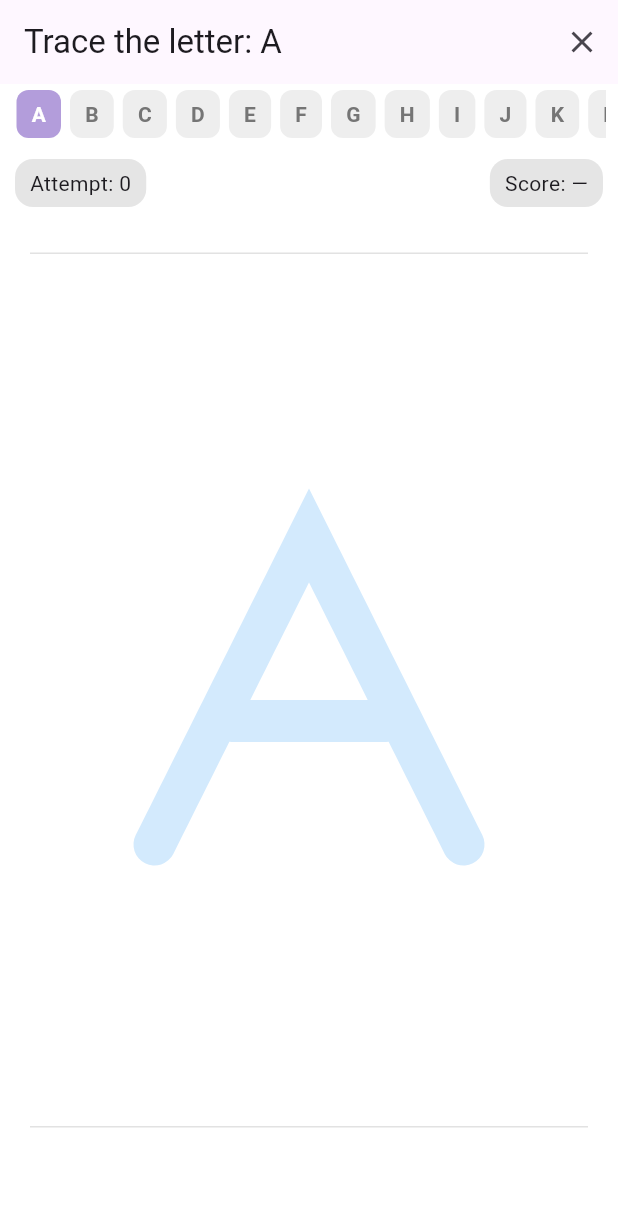
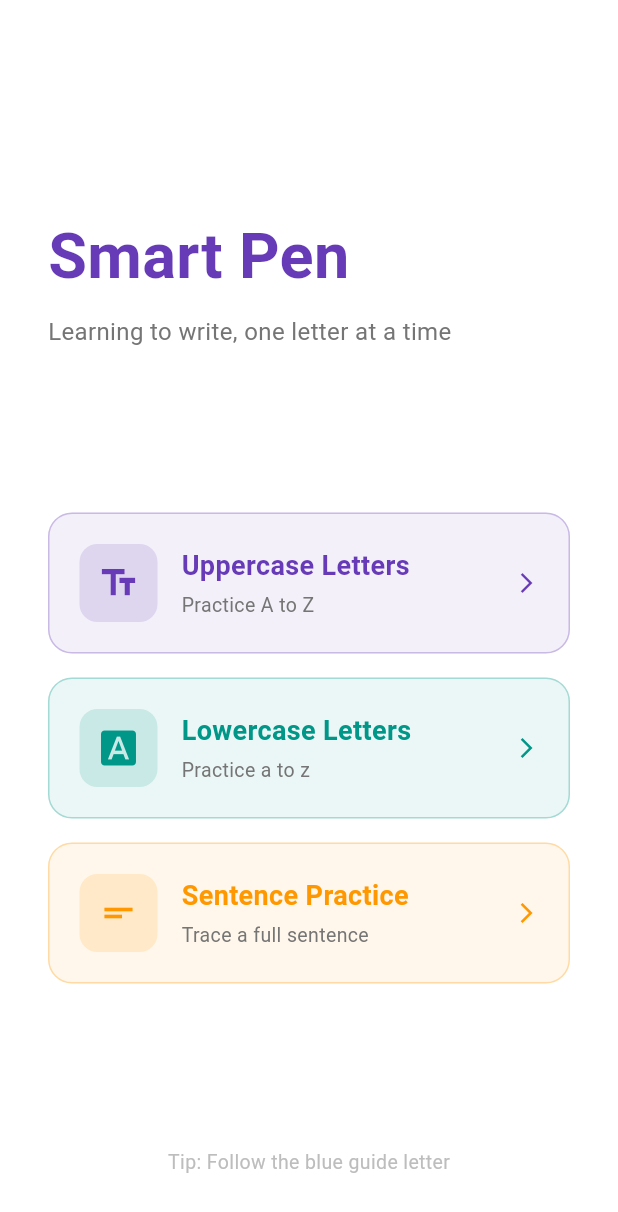
Before and after one commit to shishir07-arch/smart_pen, a Flutter app: the screen it shows after launch, on a phone screen of 412 x 824 dp. Shown: the top 1212 px of the screen. Run offline on Flutter 3.47's test engine with Material 3 defaults, Android fonts, the phone set to English and light mode, and no system bars; our stand-ins replace path_drawing.

Commit message:
home screen, mode selector, multi-stroke letter buffering

```diff
--- /dev/null
+++ b/lib/home_screen.dart
@@ -0,0 +1,170 @@
+import 'package:flutter/material.dart';
+import 'main.dart';
+
+class HomeScreen extends StatelessWidget {
+  HomeScreen({super.key});
+
+  @override
+  Widget build(BuildContext context) {
+    return Scaffold(
+      backgroundColor: Colors.white,
+      body: SafeArea(
+        child: Padding(
+          padding: const EdgeInsets.all(32),
+          child: Column(
+            crossAxisAlignment: CrossAxisAlignment.start,
+            children: [
+              const Spacer(),
+              // app title
+              const Text(
+                'Smart Pen',
+                style: TextStyle(
+                  fontSize: 42,
+                  fontWeight: FontWeight.bold,
+                  color: Colors.deepPurple,
+                ),
+              ),
+              const SizedBox(height: 8),
+              Text(
+                'Learning to write, one letter at a time',
+                style: TextStyle(
+                  fontSize: 16,
+                  color: Colors.grey.shade600,
+                ),
+              ),
+              const Spacer(),
+              // mode buttons
+              _ModeButton(
+                label: 'Uppercase Letters',
+                subtitle: 'Practice A to Z',
+                icon: Icons.text_fields,
+                color: Colors.deepPurple,
+                onTap: () => _startSession(context, 'uppercase'),
+              ),
+              const SizedBox(height: 16),
+              _ModeButton(
+                label: 'Lowercase Letters',
+                subtitle: 'Practice a to z',
+                icon: Icons.font_download,
+                color: Colors.teal,
+                onTap: () => _startSession(context, 'lowercase'),
+              ),
+              const SizedBox(height: 16),
+              _ModeButton(
+                label: 'Sentence Practice',
+                subtitle: 'Trace a full sentence',
+                icon: Icons.short_text,
+                color: Colors.orange,
+                onTap: () => _startSession(context, 'sentence'),
+              ),
+              const Spacer(),
+              // bottom note
+              Center(
+                child: Text(
+                  'Tip: Follow the blue guide letter',
+                  style: TextStyle(
+                    fontSize: 13,
+                    color: Colors.grey.shade400,
+                  ),
+                ),
+              ),
+              const SizedBox(height: 8),
+            ],
+          ),
+        ),
+      ),
+    );
+  }
+
+  void _startSession(BuildContext context, String mode) {
+    List<String> letters;
+    switch (mode) {
+      case 'uppercase':
+        letters = List.generate(26, (i) => String.fromCharCode(65 + i));
+        break;
+      case 'lowercase':
+        letters = List.generate(26, (i) => String.fromCharCode(97 + i));
+        break;
+      case 'sentence':
+        letters = 'the cat sat'.split('').where((c) => c != ' ').toList();
+        break;
+      default:
+        letters = List.generate(26, (i) => String.fromCharCode(65 + i));
+    }
+
+    Navigator.push(
+      context,
+      MaterialPageRoute(
+        builder: (_) => PracticeCanvas(sessionLetters: letters, mode: mode),
+      ),
+    );
+  }
+}
+
+class _ModeButton extends StatelessWidget {
+  final String label;
+  final String subtitle;
+  final IconData icon;
+  final Color color;
+  final VoidCallback onTap;
+
+  const _ModeButton({
+    required this.label,
+    required this.subtitle,
+    required this.icon,
+    required this.color,
+    required this.onTap,
+  });
+
+  @override
+  Widget build(BuildContext context) {
+    return GestureDetector(
+      onTap: onTap,
+      child: Container(
+        width: double.infinity,
+        padding: const EdgeInsets.all(20),
+        decoration: BoxDecoration(
+          color: color.withOpacity(0.08),
+          borderRadius: BorderRadius.circular(16),
+          border: Border.all(color: color.withOpacity(0.3)),
+        ),
+        child: Row(
+          children: [
+            Container(
+              padding: const EdgeInsets.all(12),
+              decoration: BoxDecoration(
+                color: color.withOpacity(0.15),
+                borderRadius: BorderRadius.circular(12),
+              ),
+              child: Icon(icon, color: color, size: 28),
+            ),
+            const SizedBox(width: 16),
+            Column(
+              crossAxisAlignment: CrossAxisAlignment.start,
+              children: [
+                Text(
+                  label,
+                  style: TextStyle(
+                    fontSize: 18,
+                    fontWeight: FontWeight.w600,
+                    color: color,
+                  ),
+                ),
+                const SizedBox(height: 4),
+                Text(
+                  subtitle,
+                  style: TextStyle(
+                    fontSize: 13,
+                    color: Colors.grey.shade600,
+                  ),
+                ),
+              ],
+            ),
+            const Spacer(),
+            Icon(Icons.arrow_forward_ios, color: color, size: 16),
+          ],
+        ),
+      ),
+    );
+  }
+}
--- a/pubspec.yaml
+++ b/pubspec.yaml
@@ -30,13 +30,11 @@ environment:
 dependencies:
   flutter:
     sdk: flutter
-
-  # The following adds the Cupertino Icons font to your application.
-  # Use with the CupertinoIcons class for iOS style icons.
   cupertino_icons: ^1.0.8
   flutter_blue_plus: ^1.31.0
   flutter_svg: ^2.0.9
   path_drawing: ^1.0.1
+
 
 dev_dependencies:
   flutter_test:
```
Also changed, not shown: lib/main.dart (+45 -17 lines).
